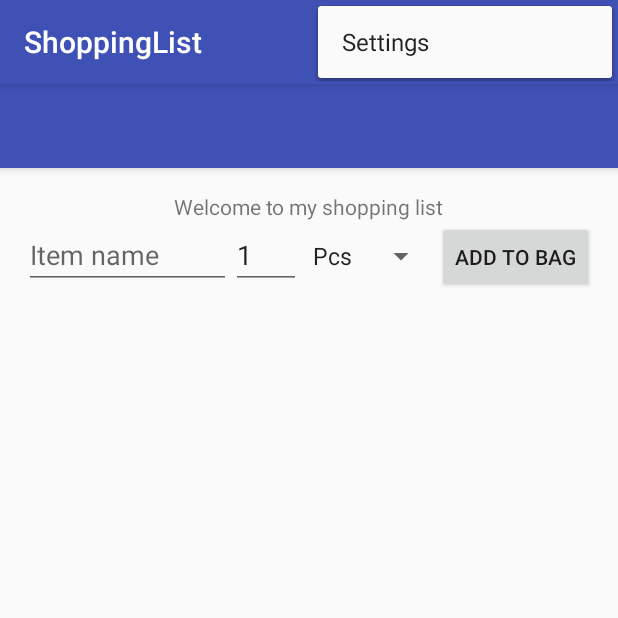
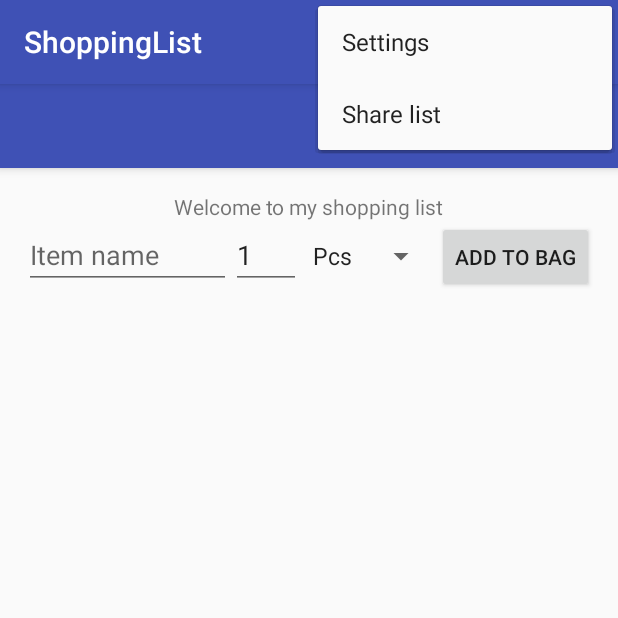
Before and after one commit to stausholm/shoplist-android, an Android app: the MainActivity screen opened directly, with no data from a screen before it, with the options menu open, on a phone screen of 412 x 824 dp, the top half of it. Run offline under Robolectric (Android 15) with nearby library versions, the phone set to English and light mode, and no system bars; 1 statement that could not run was skipped.

Commit message:
added share intent

```diff
--- a/app/src/main/res/menu/menu_main.xml
+++ b/app/src/main/res/menu/menu_main.xml
@@ -19,4 +19,10 @@
         android:title="@string/action_settings"
         android:icon="@drawable/ic_settings_white_24dp"
         app:showAsAction="never"/>
+
+    <item
+        android:id="@+id/action_share"
+        android:orderInCategory="101"
+        android:title="@string/action_share"
+        app:showAsAction="never"/>
 </menu>
--- a/app/src/main/res/values/strings.xml
+++ b/app/src/main/res/values/strings.xml
@@ -16,6 +16,7 @@
     <string name="areYouSure">Are you sure?</string>
     <string name="yes">Yes</string>
     <string name="no">No</string>
+    <string name="action_share">Share list</string>
 
     <string-array name="variant_array">
         <item>Pcs</item>
```
Also changed, not shown: app/src/main/java/org/projects/shoppinglist/MainActivity.java (+16 -0 lines).
